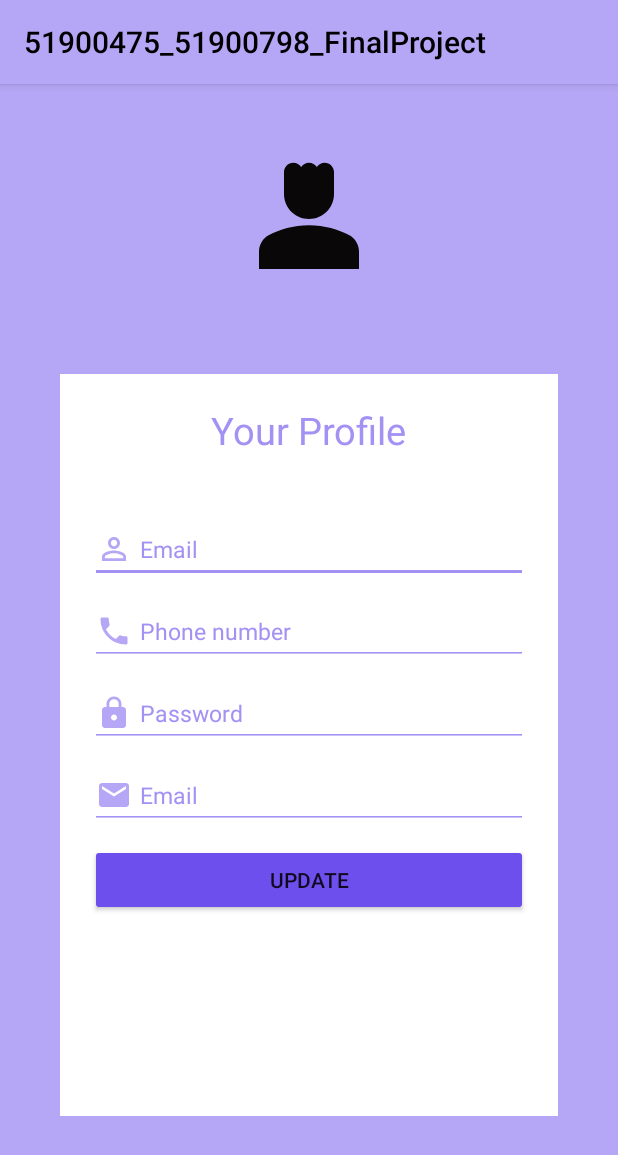
After one commit to KhanhAn-coder/Final_Project, an Android app: the SettingProfile screen opened directly, with no data from a screen before it, on a phone screen of 412 x 824 dp. The commit adds this screen. Shown: the top 1155 px of the screen. Run offline under Robolectric (Android 15) with nearby library versions, the phone set to English and light mode, and no system bars; our stand-ins replace Firebase (no records; nobody signed in at launch, a user with empty details on screens opened directly); 2 statements that could not run were skipped.

Commit message:
Tạo class userOnline và lấy dữ liệu từ Database, tạo eventListener cho nút thiết lập tài khoản

```diff
--- a/app/src/main/java/com/example/a51900475_51900798_finalproject/HomePage.java
+++ b/app/src/main/java/com/example/a51900475_51900798_finalproject/HomePage.java
@@ -12,6 +12,7 @@ import androidx.viewpager2.widget.ViewPager2;
 import android.content.Intent;
 import android.os.Bundle;
 import android.os.Handler;
+import android.util.Log;
 import android.view.LayoutInflater;
 import android.view.MenuItem;
 import android.view.View;
@@ -74,7 +75,7 @@ public class HomePage extends AppCompatActivity {
         viewPager.setAdapter(bannerAdapter);
         circleIndicator.setViewPager(viewPager);
         bannerAdapter.registerDataSetObserver(circleIndicator.getDataSetObserver());
-
+        Log.d("CurrentUser: ",  String.valueOf(LoggedUser.loggedUser.getPhone()));
          handler = new Handler();
          update = new Runnable() {
             @Override
@@ -207,16 +208,6 @@ public class HomePage extends AppCompatActivity {
 
     }
 
-//    private ArrayList<Category> getListCategory() {
-//        ArrayList<Category> listCategory = new ArrayList<>();
-//
-//        ArrayList<Product> listProduct = new ArrayList<>();
-//        listProduct.add(new Product("Giày",299000,4.2,1.2,R.drawable.sneaker1,"mouse"));
-//        listProduct.add(new Product("Bàn phím",599000,4.6,1.2,R.drawable.keyboard3, "keyboard"));
-//
-//        listCategory.add(new Category("Gợi ý hôm nay", listProduct));
-//        return listCategory;
-//    }
 
     private List<Banner> getListBanner(){
         List<Banner> list = new ArrayList<>();
--- /dev/null
+++ b/app/src/main/java/com/example/a51900475_51900798_finalproject/LoggedUser.java
@@ -0,0 +1,9 @@
+package com.example.a51900475_51900798_finalproject;
+
+import com.example.a51900475_51900798_finalproject.Users.Users;
+
+public class LoggedUser {
+    public static Users loggedUser;
+
+
+}
--- a/app/src/main/java/com/example/a51900475_51900798_finalproject/ProfileUserExtensionsAdapter.java
+++ b/app/src/main/java/com/example/a51900475_51900798_finalproject/ProfileUserExtensionsAdapter.java
@@ -1,5 +1,7 @@
 package com.example.a51900475_51900798_finalproject;
 
+import android.content.Context;
+import android.content.Intent;
 import android.view.LayoutInflater;
 import android.view.View;
 import android.view.ViewGroup;
@@ -13,10 +15,15 @@ import java.util.ArrayList;
 
 public class ProfileUserExtensionsAdapter extends RecyclerView.Adapter<ProfileUserExtensionsAdapter.MyViewHolder> {
     ArrayList<String> listUserExtensions;
+    private Context mContext;
 
     public ProfileUserExtensionsAdapter(ArrayList<String> listUserExtensions){
         this.listUserExtensions = listUserExtensions;
+
     }
+
+
+
     @NonNull
     @Override
     public MyViewHolder onCreateViewHolder(@NonNull ViewGroup parent, int viewType) {
@@ -49,6 +56,8 @@ public class ProfileUserExtensionsAdapter extends RecyclerView.Adapter<ProfileUs
                         Toast.makeText(itemView.getContext(), "Đánh giá của tôi", Toast.LENGTH_SHORT).show();
                     }else if (extensions.getText().toString().equals("Thiết lập tài khoản")){
                         Toast.makeText(itemView.getContext(), "Thiết lập tài khoản", Toast.LENGTH_SHORT).show();
+                        Intent intent = new Intent(itemView.getContext(), SettingProfile.class);
+                        itemView.getContext().startActivity(intent);
                     }
                 }
             });
--- /dev/null
+++ b/app/src/main/java/com/example/a51900475_51900798_finalproject/SettingProfile.java
@@ -0,0 +1,57 @@
+package com.example.a51900475_51900798_finalproject;
+
+import androidx.annotation.NonNull;
+import androidx.appcompat.app.AppCompatActivity;
+
+import android.os.Bundle;
+import android.widget.EditText;
+
+import com.google.firebase.database.DataSnapshot;
+import com.google.firebase.database.DatabaseError;
+import com.google.firebase.database.DatabaseReference;
+import com.google.firebase.database.FirebaseDatabase;
+import com.google.firebase.database.ValueEventListener;
+
+public class SettingProfile extends AppCompatActivity {
+    private EditText profile_username, profile_phone, profile_password, profile_email;
+    @Override
+    protected void onCreate(Bundle savedInstanceState) {
+        super.onCreate(savedInstanceState);
+        setContentView(R.layout.activity_setting_profile);
+
+        profile_username = findViewById(R.id.profile_username);
+        profile_phone = findViewById(R.id.profile_phone);
+        profile_password = findViewById(R.id.profile_password);
+        profile_email = findViewById(R.id.profile_email);
+
+        showUserInfo(profile_username, profile_phone, profile_password, profile_email);
+    }
+
+    private void showUserInfo(EditText profile_username, EditText profile_phone, EditText profile_password, EditText profile_email) {
+        DatabaseReference userRef = FirebaseDatabase.getInstance().getReference().child("Users").child(LoggedUser.loggedUser.getPhone());
+
+        userRef.addValueEventListener(new ValueEventListener() {
+            @Override
+            public void onDataChange(@NonNull DataSnapshot snapshot) {
+                if (snapshot.exists()){
+                    if (snapshot.child("Phone").exists()){
+                        String username = snapshot.child("Username").getValue().toString();
+                        String email = snapshot.child("Email").getValue().toString();
+                        String phone = snapshot.child("Phone").getValue().toString();
+                        String password = snapshot.child("Password").getValue().toString();
+
+                        profile_username.setText(username);
+                        profile_email.setText(email);
+                        profile_phone.setText(phone);
+                        profile_password.setText(password);
+                    }
+                }
+            }
+
+            @Override
+            public void onCancelled(@NonNull DatabaseError error) {
+
+            }
+        });
+    }
+}
--- a/app/src/main/java/com/example/a51900475_51900798_finalproject/SignIn.java
+++ b/app/src/main/java/com/example/a51900475_51900798_finalproject/SignIn.java
@@ -52,6 +52,7 @@ public class SignIn extends AppCompatActivity {
             }
         });
 
+        //Đăng nhâp tài khoản admin
         btnAdmin = findViewById(R.id.btnAdmin);
         btnAdmin.setOnClickListener(new View.OnClickListener() {
             @Override
@@ -73,7 +74,7 @@ public class SignIn extends AppCompatActivity {
 
 
     }
-
+    //Chuyển người dùng đến trang đăng nhập
     private void createAccountClick() {
         Intent intent = new Intent(SignIn.this, SignUp.class);
         startActivity(intent);
@@ -125,7 +126,9 @@ public class SignIn extends AppCompatActivity {
                             else if (dbParentName.equals("Users")){
                                 Toast.makeText(SignIn.this, "Đăng nhập thành công", Toast.LENGTH_SHORT).show();
                                 progressDialog.dismiss();
+
                                 Intent intent = new Intent(SignIn.this, HomePage.class);
+                                LoggedUser.loggedUser = users;
                                 startActivity(intent);
                             }
                         }else
--- a/app/src/main/res/layout/activity_prouct_details.xml
+++ b/app/src/main/res/layout/activity_prouct_details.xml
@@ -77,7 +77,7 @@
 
         <ImageView
             android:id="@+id/imageViewDetail"
-            android:layout_width="wrap_content"
+            android:layout_width="match_parent"
             android:layout_height="300dp"
             android:scaleType="centerCrop"
             android:src="@drawable/mouse_4" />
--- /dev/null
+++ b/app/src/main/res/layout/activity_setting_profile.xml
@@ -0,0 +1,135 @@
+<?xml version="1.0" encoding="utf-8"?>
+<LinearLayout xmlns:android="http://schemas.android.com/apk/res/android"
+    xmlns:app="http://schemas.android.com/apk/res-auto"
+    xmlns:tools="http://schemas.android.com/tools"
+    android:layout_width="match_parent"
+    android:layout_height="match_parent"
+    tools:context=".SettingProfile"
+    android:orientation="vertical"
+    android:background="#B6A7F6"
+    android:weightSum="10">
+
+    <LinearLayout
+        android:layout_width="match_parent"
+        android:layout_height="wrap_content"
+        android:background="#B6A7F6"
+        android:layout_weight="1"
+        android:orientation="vertical">
+
+        <ImageView
+            android:layout_width="100dp"
+            android:layout_height="100dp"
+            android:layout_marginTop="40dp"
+            android:layout_gravity="center_horizontal"
+            android:src="@drawable/ic_baseline_person_4_24"/>
+    </LinearLayout>
+    <LinearLayout
+        android:layout_width="match_parent"
+        android:layout_height="wrap_content"
+        android:layout_weight="1"/>
+
+    <LinearLayout
+        android:background="@color/white"
+        android:layout_width="match_parent"
+        android:layout_height="wrap_content"
+        android:layout_marginStart="40dp"
+        android:layout_marginEnd="40dp"
+        android:orientation="vertical"
+        android:weightSum="3"
+        android:layout_weight="5">
+        <TextView
+        android:id="@+id/textView3"
+        android:layout_width="wrap_content"
+        android:layout_height="wrap_content"
+        android:text="Your Profile"
+        android:textSize="25sp"
+        android:textColor="#A491F4"
+        android:layout_marginTop="20dp"
+        android:layout_gravity="center"
+        />
+
+        <EditText
+            android:id="@+id/profile_username"
+            android:layout_width="match_parent"
+            android:layout_height="wrap_content"
+            android:layout_marginTop="40dp"
+            android:ems="10"
+            android:hint="Email"
+            android:textSize="15sp"
+            android:backgroundTint="#A491F4"
+            android:textColorHint="#A491F4"
+            android:textColor="#A491F4"
+            android:drawablePadding="5dp"
+            android:layout_marginStart="20dp"
+            android:layout_marginEnd="20dp"
+            android:drawableLeft="@drawable/ic_baseline_person_outline_24"/>
+
+        <EditText
+            android:id="@+id/profile_phone"
+            android:layout_width="match_parent"
+            android:layout_marginTop="10dp"
+            android:layout_height="wrap_content"
+            android:ems="10"
+            android:inputType="number"
+            android:hint="Phone number"
+            android:textColor="#A491F4"
+            android:textSize="15sp"
+            android:backgroundTint="#A491F4"
+            android:textColorHint="#A491F4"
+            android:layout_marginStart="20dp"
+            android:layout_marginEnd="20dp"
+            android:drawablePadding="5dp"
+            android:drawableStart="@drawable/ic_baseline_phone_24"/>
+        <EditText
+            android:id="@+id/profile_password"
+            android:layout_width="match_parent"
+            android:layout_height="wrap_content"
+            android:ems="10"
+            android:inputType="textPassword"
+            android:hint="Password"
+            android:drawablePadding="5dp"
+            android:textSize="15sp"
+            android:backgroundTint="#A491F4"
+            android:textColorHint="#A491F4"
+            android:textColor="#A491F4"
+            android:layout_marginTop="10dp"
+            android:layout_marginStart="20dp"
+            android:layout_marginEnd="20dp"
+            android:drawableLeft="@drawable/ic_baseline_lock_24"/>
+
+        <EditText
+            android:id="@+id/profile_email"
+            android:layout_width="match_parent"
+            android:layout_height="wrap_content"
+            android:ems="10"
+            android:hint="Email"
+            android:textSize="15sp"
+            android:backgroundTint="#A491F4"
+            android:textColorHint="#A491F4"
+            android:textColor="#A491F4"
+            android:layout_marginTop="10dp"
+            android:drawablePadding="5dp"
+            android:layout_marginStart="20dp"
+            android:layout_marginEnd="20dp"
+            android:drawableLeft="@drawable/ic_baseline_email_24"/>
+
+
+        <Button
+            android:id="@+id/btn_update"
+            android:layout_width="match_parent"
+            android:layout_height="wrap_content"
+            android:text="Update"
+            android:layout_marginStart="20dp"
+            android:layout_marginEnd="20dp"
+            android:layout_marginTop="10dp"
+            android:backgroundTint="#6D4FED"/>
+
+
+    </LinearLayout>
+
+
+
+
+
+
+</LinearLayout>
--- a/app/src/main/res/layout/home_page.xml
+++ b/app/src/main/res/layout/home_page.xml
@@ -67,7 +67,7 @@
         android:weightSum="9">
         <androidx.viewpager.widget.ViewPager
             android:id="@+id/viewPager"
-            android:layout_weight="5"
+            android:layout_weight="1"
             android:layout_width="match_parent"
             android:layout_height="match_parent"
             >
```
Also changed, not shown: app/src/main/AndroidManifest.xml (+21 -17 lines), app/src/main/java/com/example/a51900475_51900798_finalproject/AddProductCategory.java (+0 -8 lines), app/src/main/java/com/example/a51900475_51900798_finalproject/ProfileUser.java (+1 -9 lines).
